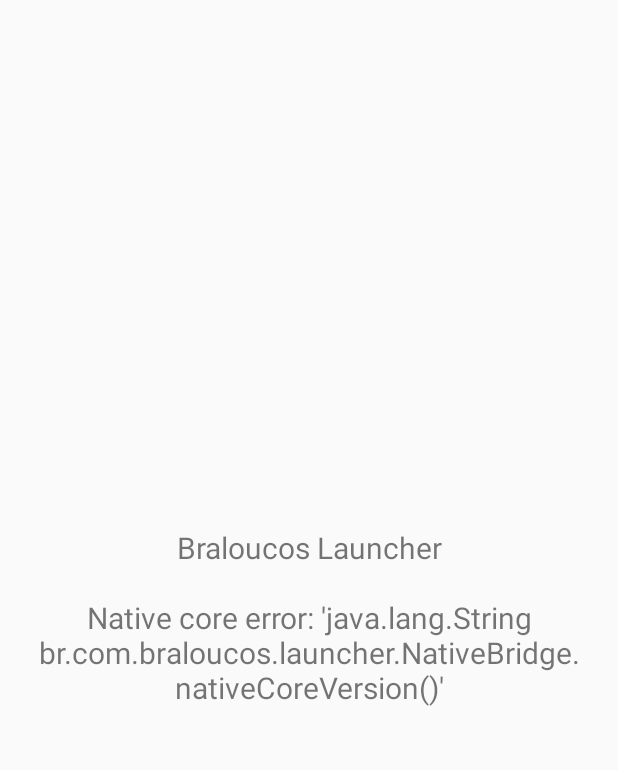
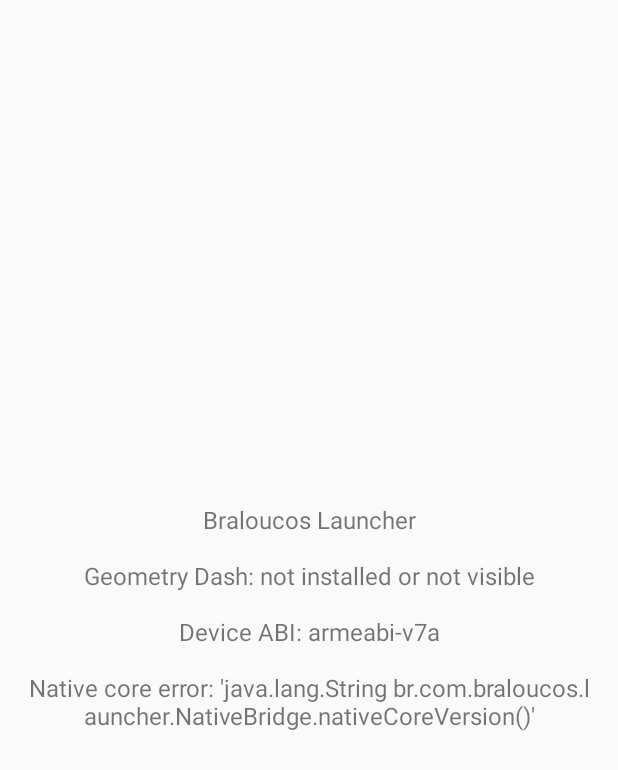
Before and after one commit to davineresmedeiros-dotcom/braloucos-android-launcher, an Android app: the screen it shows after launch (MainActivity), on a phone screen of 412 x 824 dp. Shown: the top 770 px of the screen. Run offline under Robolectric (Android 15) with nearby library versions, the phone set to English and light mode, and no system bars; 1 statement that could not run was skipped.

Commit message:
Show detected Geometry Dash installation

```diff
--- a/app/src/main/java/br/com/braloucos/launcher/MainActivity.kt
+++ b/app/src/main/java/br/com/braloucos/launcher/MainActivity.kt
@@ -1,6 +1,7 @@
 package br.com.braloucos.launcher
 
 import android.app.Activity
+import android.os.Build
 import android.os.Bundle
 import android.view.Gravity
 import android.widget.TextView
@@ -9,6 +10,11 @@ class MainActivity : Activity() {
 
     override fun onCreate(savedInstanceState: Bundle?) {
         super.onCreate(savedInstanceState)
+
+        val game = GeometryDashDetector.detect(this)
+        val gameResult = game?.let {
+            "Geometry Dash: detected\nVersion: ${it.versionName} (${it.versionCode})\nPackage: ${it.packageName}\nNative libs: ${it.nativeLibraryDir}"
+        } ?: "Geometry Dash: not installed or not visible"
 
         val nativeResult = runCatching {
             val bridge = NativeBridge()
@@ -21,11 +27,12 @@ class MainActivity : Activity() {
             "Native core error: ${it.message ?: "unknown error"}"
         }
 
+        val deviceAbi = Build.SUPPORTED_ABIS.joinToString()
         val message = TextView(this).apply {
-            text = "Braloucos Launcher\n\n$nativeResult"
-            textSize = 20f
+            text = "Braloucos Launcher\n\n$gameResult\n\nDevice ABI: $deviceAbi\n\n$nativeResult"
+            textSize = 16f
             gravity = Gravity.CENTER
-            setPadding(32, 32, 32, 32)
+            setPadding(28, 28, 28, 28)
         }
 
         setContentView(message)
```
